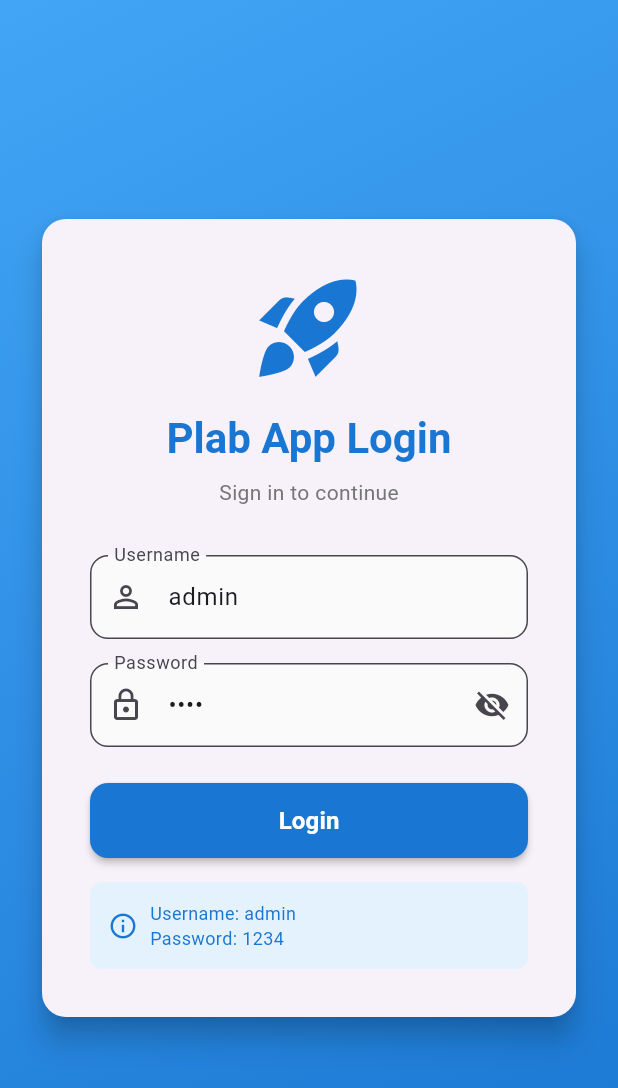
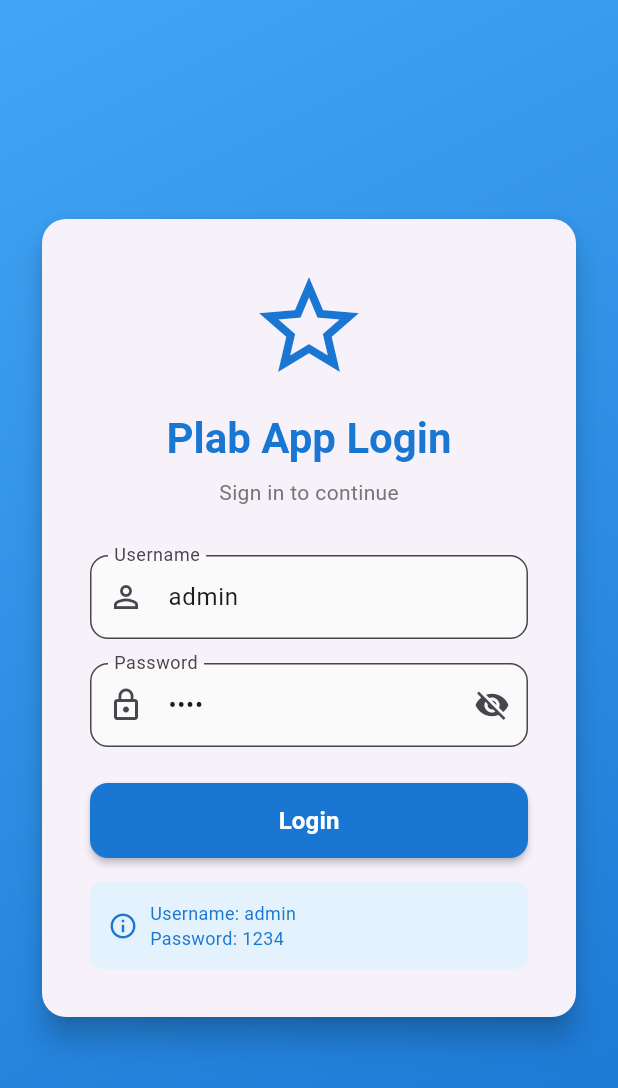
Before and after one commit to phutaneatK/plab_app, a Flutter app: the screen it shows after launch, on a phone screen of 412 x 824 dp. Shown: the top 1088 px of the screen. Run offline on Flutter 3.47's test engine with Material 3 defaults, Android fonts, the phone set to English and light mode, and no system bars; our stand-ins replace equatable, flutter_bloc, get_it; missing offline and left inert: plab_api.

Commit message:
feat : update icon login page

```diff
--- a/lib/presentation/login/pages/login_page.dart
+++ b/lib/presentation/login/pages/login_page.dart
@@ -84,7 +84,7 @@ class _LoginPageState extends State<LoginPage> {
                       children: [
                         // Logo
                         Icon(
-                          Icons.rocket_launch,
+                          Icons.star_border,
                           size: 80,
                           color: Colors.blue.shade700,
                         ),
```
